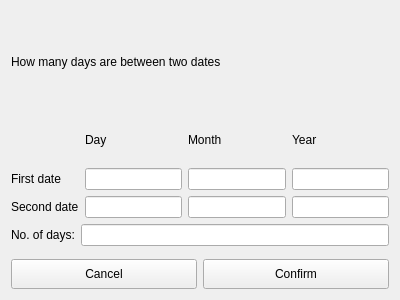
siot12/PBR-Proiect, file Erica/DateProcessing/distancebetweendates.ui: the form before one commit.
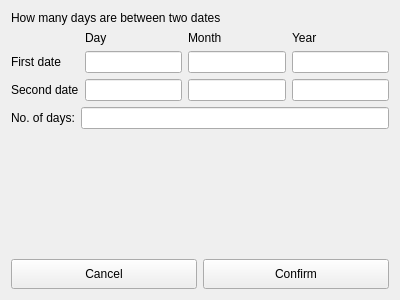
The form after the commit.

Diff of the .ui file:
```diff
--- a/Erica/DateProcessing/distancebetweendates.ui
+++ b/Erica/DateProcessing/distancebetweendates.ui
@@ -101,6 +101,12 @@
      <property name="orientation">
       <enum>Qt::Vertical</enum>
      </property>
+     <property name="sizeHint" stdset="0">
+      <size>
+       <width>0</width>
+       <height>0</height>
+      </size>
+     </property>
     </spacer>
    </item>
    <item>
```
Left out of the diff: 11 changed lines with no effect on the pictures.
